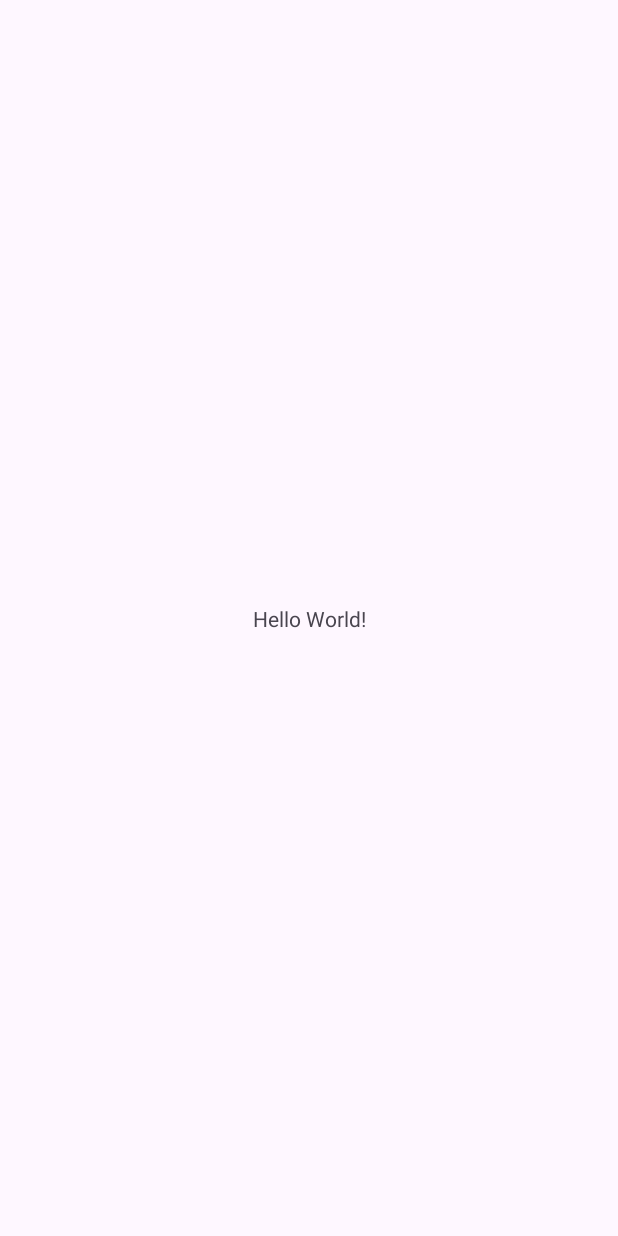
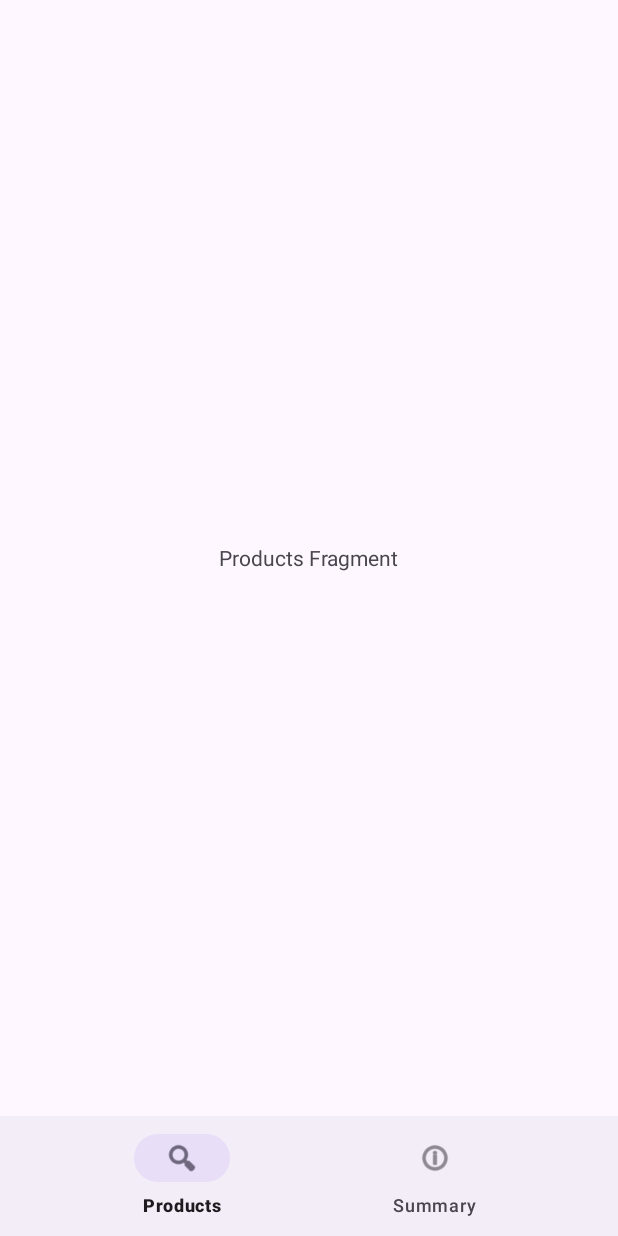
Before and after one commit to onurtas1993/smart-grocery, an Android app: the screen it shows after launch (MainActivity), on a phone screen of 412 x 824 dp. Before the commit the screen is almost empty. Run offline under Robolectric (Android 15) with nearby library versions, the phone set to English and light mode, and no system bars; our stand-ins replace navigation-ui.

Commit message:
Initialized required fragments and viewmodels.

```diff
--- a/mobile_client/app/src/main/AndroidManifest.xml
+++ b/mobile_client/app/src/main/AndroidManifest.xml
@@ -12,7 +12,7 @@
         android:supportsRtl="true"
         android:theme="@style/Theme.MarktFox">
         <activity
-            android:name=".MainActivity"
+            android:name=".activity.MainActivity"
             android:exported="true">
             <intent-filter>
                 <action android:name="android.intent.action.MAIN" />
--- a/mobile_client/app/src/main/java/com/onurtas/marktfox/MainActivity.kt
+++ b/mobile_client/app/src/main/java/com/onurtas/marktfox/activity/MainActivity.kt
@@ -1,10 +1,14 @@
-package com.onurtas.marktfox
+package com.onurtas.marktfox.activity
 
 import android.os.Bundle
 import androidx.activity.enableEdgeToEdge
 import androidx.appcompat.app.AppCompatActivity
 import androidx.core.view.ViewCompat
 import androidx.core.view.WindowInsetsCompat
+import androidx.navigation.fragment.NavHostFragment
+import androidx.navigation.ui.setupWithNavController
+import com.google.android.material.bottomnavigation.BottomNavigationView
+import com.onurtas.marktfox.R
 
 class MainActivity : AppCompatActivity() {
     override fun onCreate(savedInstanceState: Bundle?) {
@@ -16,5 +20,11 @@ class MainActivity : AppCompatActivity() {
             v.setPadding(systemBars.left, systemBars.top, systemBars.right, systemBars.bottom)
             insets
         }
+
+        val navHostFragment = supportFragmentManager
+            .findFragmentById(R.id.nav_host_fragment) as NavHostFragment
+        val navController = navHostFragment.navController
+        val bottomNavView = findViewById<BottomNavigationView>(R.id.bottom_nav_view)
+        bottomNavView.setupWithNavController(navController)
     }
 }
--- /dev/null
+++ b/mobile_client/app/src/main/java/com/onurtas/marktfox/fragment/ProductsFragment.kt
@@ -0,0 +1,22 @@
+package com.onurtas.marktfox.fragment
+
+import android.os.Bundle
+import android.view.LayoutInflater
+import android.view.View
+import android.view.ViewGroup
+import androidx.fragment.app.Fragment
+import androidx.fragment.app.viewModels
+import com.onurtas.marktfox.viewmodel.ProductsViewModel
+import com.onurtas.marktfox.R
+
+class ProductsFragment : Fragment() {
+
+    private val viewModel: ProductsViewModel by viewModels()
+
+    override fun onCreateView(
+        inflater: LayoutInflater, container: ViewGroup?,
+        savedInstanceState: Bundle?
+    ): View? {
+        return inflater.inflate(R.layout.fragment_products, container, false)
+    }
+}
--- a/mobile_client/app/src/main/res/layout/activity_main.xml
+++ b/mobile_client/app/src/main/res/layout/activity_main.xml
@@ -5,15 +5,27 @@
     android:id="@+id/main"
     android:layout_width="match_parent"
     android:layout_height="match_parent"
-    tools:context=".MainActivity">
+    tools:context=".activity.MainActivity">
 
-    <TextView
-        android:layout_width="wrap_content"
+    <androidx.fragment.app.FragmentContainerView
+        android:id="@+id/nav_host_fragment"
+        android:name="androidx.navigation.fragment.NavHostFragment"
+        android:layout_width="0dp"
+        android:layout_height="0dp"
+        app:layout_constraintBottom_toTopOf="@+id/bottom_nav_view"
+        app:layout_constraintEnd_toEndOf="parent"
+        app:layout_constraintStart_toStartOf="parent"
+        app:layout_constraintTop_toTopOf="parent"
+        app:defaultNavHost="true"
+        app:navGraph="@navigation/nav_graph" />
+
+    <com.google.android.material.bottomnavigation.BottomNavigationView
+        android:id="@+id/bottom_nav_view"
+        android:layout_width="0dp"
         android:layout_height="wrap_content"
-        android:text="Hello World!"
         app:layout_constraintBottom_toBottomOf="parent"
         app:layout_constraintEnd_toEndOf="parent"
         app:layout_constraintStart_toStartOf="parent"
-        app:layout_constraintTop_toTopOf="parent" />
+        app:menu="@menu/bottom_nav_menu" />
 
 </androidx.constraintlayout.widget.ConstraintLayout>
--- /dev/null
+++ b/mobile_client/app/src/main/res/layout/fragment_products.xml
@@ -0,0 +1,7 @@
+<FrameLayout xmlns:android="http://schemas.android.com/apk/res/android"
+    android:layout_width="match_parent" android:layout_height="match_parent">
+
+    <TextView android:layout_width="wrap_content" android:layout_height="wrap_content"
+        android:layout_gravity="center" android:text="Products Fragment" />
+
+</FrameLayout>
--- /dev/null
+++ b/mobile_client/app/src/main/res/menu/bottom_nav_menu.xml
@@ -0,0 +1,11 @@
+<?xml version="1.0" encoding="utf-8"?>
+<menu xmlns:android="http://schemas.android.com/apk/res/android">
+    <item
+        android:id="@+id/navigation_products"
+        android:icon="@android:drawable/ic_menu_search"
+        android:title="Products" />
+    <item
+        android:id="@+id/navigation_summary"
+        android:icon="@android:drawable/ic_menu_info_details"
+        android:title="Summary" />
+</menu>
--- /dev/null
+++ b/mobile_client/app/src/main/res/navigation/nav_graph.xml
@@ -0,0 +1,13 @@
+<?xml version="1.0" encoding="utf-8"?>
+<navigation xmlns:android="http://schemas.android.com/apk/res/android"
+    xmlns:app="http://schemas.android.com/apk/res-auto"
+    xmlns:tools="http://schemas.android.com/tools" android:id="@+id/nav_graph"
+    app:startDestination="@id/navigation_products">
+
+    <fragment android:id="@+id/navigation_products"
+        android:name="com.onurtas.marktfox.fragment.ProductsFragment" android:label="Products"
+        tools:layout="@layout/fragment_products" />
+    <fragment android:id="@+id/navigation_summary"
+        android:name="com.onurtas.marktfox.fragment.SummaryFragment" android:label="Summary"
+        tools:layout="@layout/fragment_summary" />
+</navigation>
--- a/mobile_client/gradle/libs.versions.toml
+++ b/mobile_client/gradle/libs.versions.toml
@@ -9,6 +9,8 @@ appcompat = "1.7.1"
 material = "1.13.0"
 activity = "1.12.2"
 constraintlayout = "2.2.1"
+navigationFragmentKtx = "2.9.6"
+navigationUiKtx = "2.9.6"
 
 [libraries]
 androidx-core-ktx = { group = "androidx.core", name = "core-ktx", version.ref = "coreKtx" }
@@ -19,6 +21,8 @@ androidx-appcompat = { group = "androidx.appcompat", name = "appcompat", version
 material = { group = "com.google.android.material", name = "material", version.ref = "material" }
 androidx-activity = { group = "androidx.activity", name = "activity", version.ref = "activity" }
 androidx-constraintlayout = { group = "androidx.constraintlayout", name = "constraintlayout", version.ref = "constraintlayout" }
+androidx-navigation-fragment-ktx = { group = "androidx.navigation", name = "navigation-fragment-ktx", version.ref = "navigationFragmentKtx" }
+androidx-navigation-ui-ktx = { group = "androidx.navigation", name = "navigation-ui-ktx", version.ref = "navigationUiKtx" }
 
 [plugins]
 android-application = { id = "com.android.application", version.ref = "agp" }
```
Also changed, not shown: mobile_client/app/build.gradle (+9 -3 lines), mobile_client/app/src/main/java/com/onurtas/marktfox/fragment/SummaryFragment.kt (added, +22 -0 lines), mobile_client/app/src/main/java/com/onurtas/marktfox/viewmodel/ProductsViewModel.kt (added, +7 -0 lines), mobile_client/app/src/main/java/com/onurtas/marktfox/viewmodel/SummaryViewModel.kt (added, +7 -0 lines), mobile_client/app/src/main/res/layout/fragment_summary.xml (added, +7 -0 lines).
